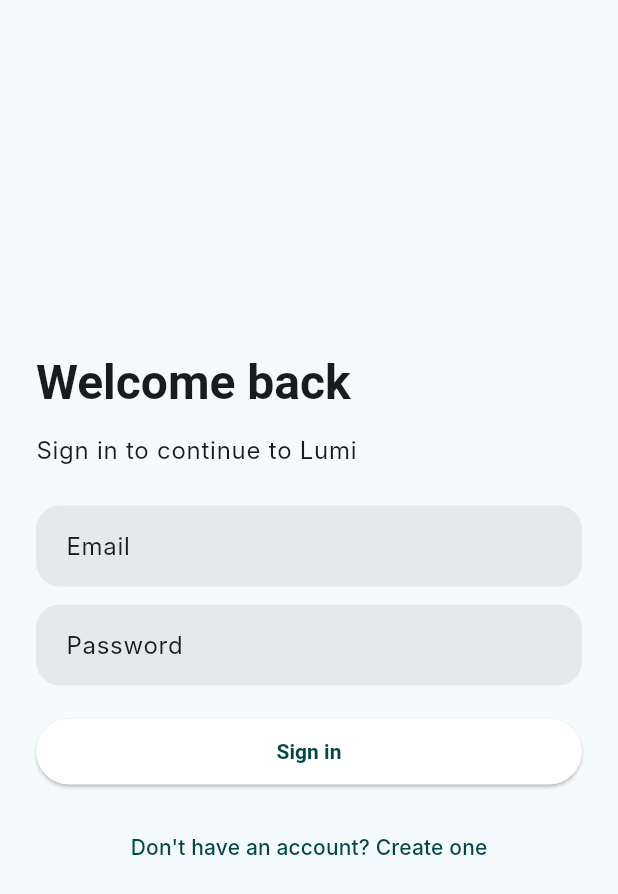
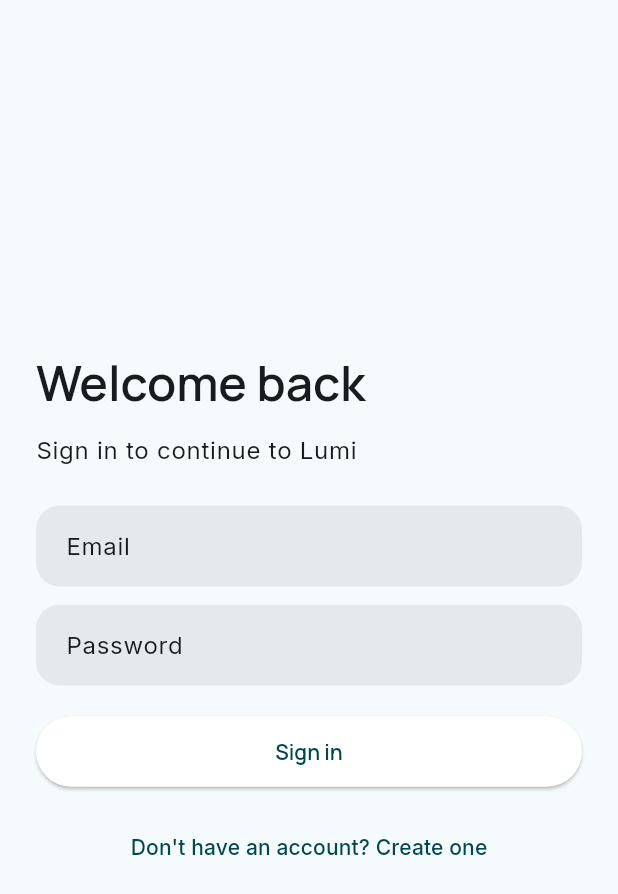
Before and after one commit to tianhaoz95/lumi, a Flutter app: the screen it shows after launch, on a phone screen of 412 x 824 dp. Shown: the top 894 px of the screen. Run offline on Flutter 3.47's test engine with Material 3 defaults, Android fonts, the phone set to English and light mode, and no system bars; our stand-ins replace appwrite, flutter_riverpod, go_router, google_fonts; missing offline and left inert: dart:ffi, flutter_rust_bridge; statements that could not run were skipped.

Commit message:
Typography: use google_fonts for Manrope/Inter; complete TextTheme coverage
Co-authored-by: Copilot <223556219+Copilot@users.noreply.github.com>

```diff
--- a/lib/core/theme.dart
+++ b/lib/core/theme.dart
@@ -1,4 +1,5 @@
 import 'package:flutter/material.dart';
+import 'package:google_fonts/google_fonts.dart';
 
 class LumiColors {
   static const primary = Color(0xFF00464A);
@@ -33,16 +34,27 @@ ThemeData getLumiTheme() {
     outline: LumiColors.outlineVariant,
   );
 
-  final textTheme = TextTheme(
-    displayLarge: TextStyle(fontFamily: 'Manrope', fontSize: 48, fontWeight: FontWeight.w700, letterSpacing: -0.02),
-    headlineLarge: TextStyle(fontFamily: 'Manrope', fontSize: 32, fontWeight: FontWeight.w600, letterSpacing: -0.02),
-    titleLarge: TextStyle(fontFamily: 'Manrope', fontSize: 20, fontWeight: FontWeight.w600, letterSpacing: -0.02),
-    bodyLarge: TextStyle(fontFamily: 'Inter', fontSize: 16, height: 1.6),
-    bodyMedium: TextStyle(fontFamily: 'Inter', fontSize: 14, height: 1.6),
-    bodySmall: TextStyle(fontFamily: 'Inter', fontSize: 12, height: 1.6),
-    labelLarge: TextStyle(fontFamily: 'Inter', fontSize: 14, height: 1.6),
-    labelMedium: TextStyle(fontFamily: 'Inter', fontSize: 13, height: 1.6),
-    labelSmall: TextStyle(fontFamily: 'Inter', fontSize: 12, height: 1.6),
+  // Base text theme using Inter for body and labels with specified line height.
+  final base = GoogleFonts.interTextTheme().copyWith(
+    bodyLarge: GoogleFonts.inter(fontSize: 16, height: 1.6),
+    bodyMedium: GoogleFonts.inter(fontSize: 14, height: 1.6),
+    bodySmall: GoogleFonts.inter(fontSize: 12, height: 1.6),
+    labelLarge: GoogleFonts.inter(fontSize: 14, height: 1.6),
+    labelMedium: GoogleFonts.inter(fontSize: 13, height: 1.6),
+    labelSmall: GoogleFonts.inter(fontSize: 12, height: 1.6),
+  );
+
+  // Apply Manrope to all headline/display/title styles to ensure consistent editorial typography.
+  final textTheme = base.copyWith(
+    displayLarge: GoogleFonts.manrope(fontSize: 48, fontWeight: FontWeight.w700, letterSpacing: -0.02),
+    displayMedium: GoogleFonts.manrope(fontSize: 40, fontWeight: FontWeight.w700, letterSpacing: -0.02),
+    displaySmall: GoogleFonts.manrope(fontSize: 36, fontWeight: FontWeight.w700, letterSpacing: -0.02),
+    headlineLarge: GoogleFonts.manrope(fontSize: 32, fontWeight: FontWeight.w600, letterSpacing: -0.02),
+    headlineMedium: GoogleFonts.manrope(fontSize: 28, fontWeight: FontWeight.w600, letterSpacing: -0.02),
+    headlineSmall: GoogleFonts.manrope(fontSize: 24, fontWeight: FontWeight.w600, letterSpacing: -0.02),
+    titleLarge: GoogleFonts.manrope(fontSize: 20, fontWeight: FontWeight.w600, letterSpacing: -0.02),
+    titleMedium: GoogleFonts.manrope(fontSize: 16, fontWeight: FontWeight.w600, letterSpacing: -0.02),
+    titleSmall: GoogleFonts.manrope(fontSize: 14, fontWeight: FontWeight.w600, letterSpacing: -0.02),
   );
 
   return ThemeData(
@@ -55,7 +67,8 @@ ThemeData getLumiTheme() {
       style: ElevatedButton.styleFrom(
         shape: const StadiumBorder(),
         padding: const EdgeInsets.symmetric(vertical: 14, horizontal: 24),
-        textStyle: const TextStyle(fontFamily: 'Manrope', fontWeight: FontWeight.w600),
+        // Use Manrope via google_fonts to ensure the font is loaded correctly.
+        textStyle: GoogleFonts.manrope(fontWeight: FontWeight.w600),
       ),
     ),
     inputDecorationTheme: InputDecorationTheme(
```
Also changed, not shown: 2 other files.
